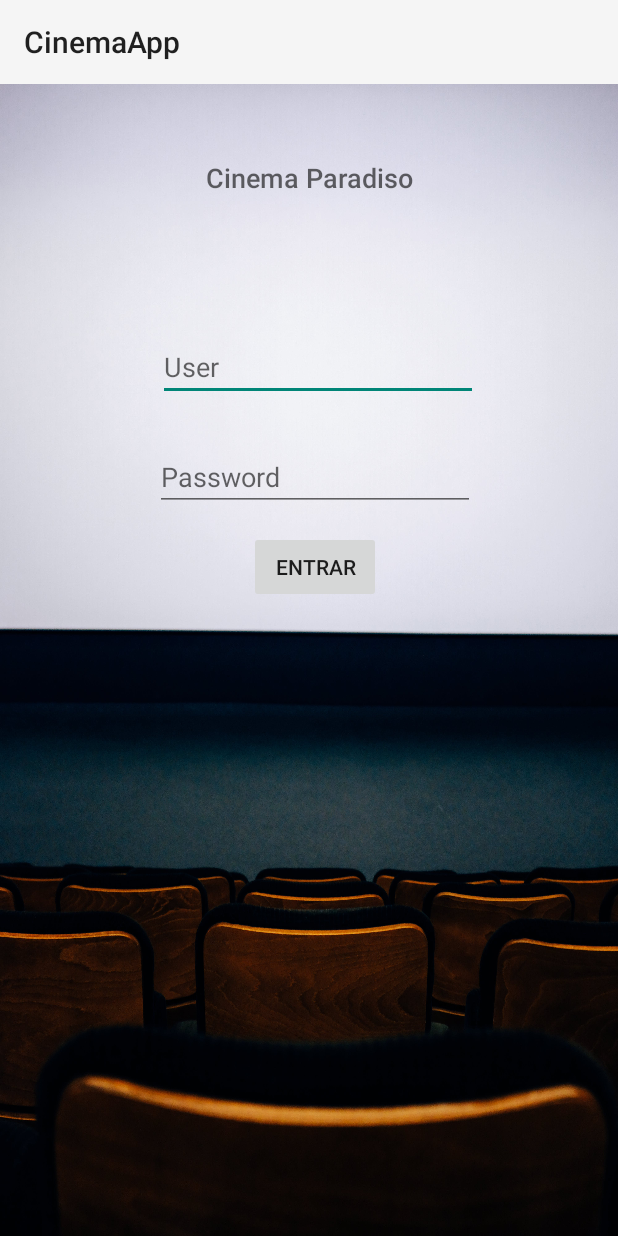
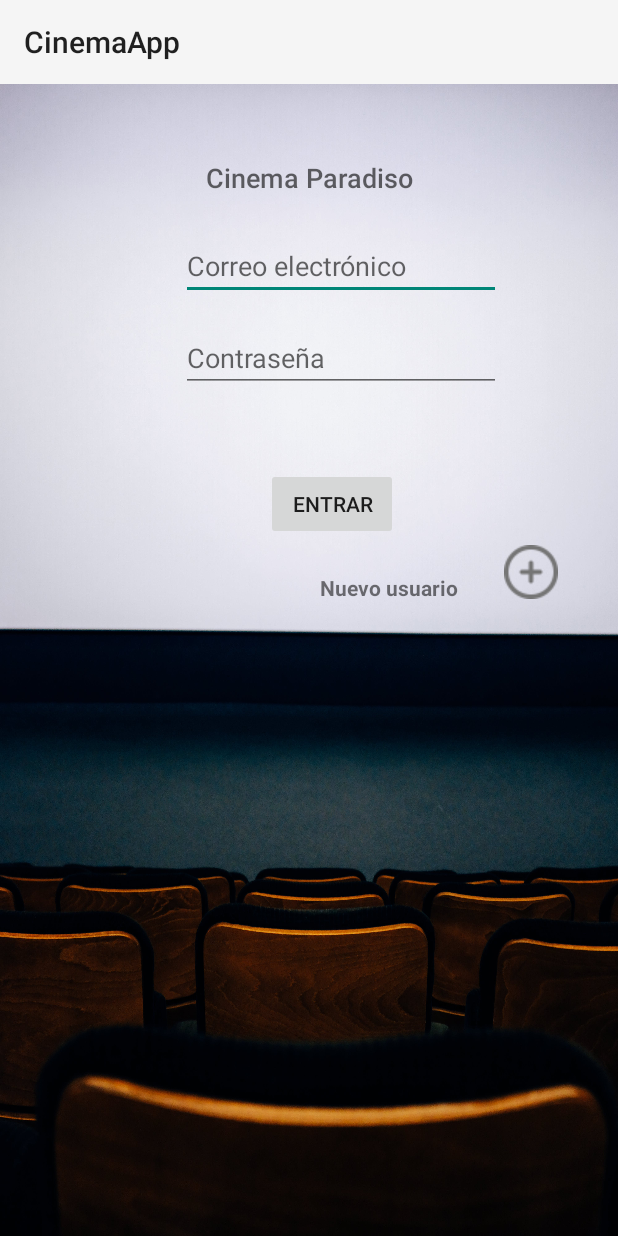
Before and after one commit to Ruslan-Developer/AndroidStudio_CinemaApp, an Android app: the screen it shows after launch (MainActivity), after a tap on "ENTRAR", on a phone screen of 412 x 824 dp. Run offline under Robolectric (Android 15) with nearby library versions, the light colour scheme and no system bars.

Commit message:
se añade bd login registro usuario

```diff
--- a/app/src/main/AndroidManifest.xml
+++ b/app/src/main/AndroidManifest.xml
@@ -12,6 +12,9 @@
         android:supportsRtl="true"
         android:theme="@style/Theme.CinemaApp"
         tools:targetApi="31">
+        <activity
+            android:name=".RegistroUsuario"
+            android:exported="false" />
         <activity
             android:name=".ResumenReserva"
             android:exported="false" />
--- /dev/null
+++ b/app/src/main/java/com/ruslan/salaCine/DatabaseHelper.java
@@ -0,0 +1,49 @@
+package com.ruslan.salaCine;
+
+import android.content.ContentValues;
+import android.content.Context;
+import android.database.Cursor;
+import android.database.sqlite.SQLiteDatabase;
+import android.database.sqlite.SQLiteOpenHelper;
+
+public class DatabaseHelper extends SQLiteOpenHelper {
+
+    private static final String DB_NAME = "CineApp.db";
+    private static final String TABLE_NAME = "usuarios";
+    private static final String  COL_EMAIL= "correo";
+    private static final String COL_PASS = "password";
+
+    public DatabaseHelper(Context context){
+        super(context, DB_NAME, null, 1);
+    }
+    @Override
+    public void onCreate(SQLiteDatabase db) {
+        db.execSQL("CREATE TABLE " + TABLE_NAME + " (" + COL_EMAIL + " TEXT PRIMARY KEY, " + COL_PASS + " TEXT)");
+    }
+
+    @Override
+    public void onUpgrade(SQLiteDatabase db, int oldVersion, int newVersion) {
+        db.execSQL(("DROP TABLE IF EXISTS " + TABLE_NAME));
+        onCreate(db);
+
+    }
+
+    public boolean agregarUsuario (String correo, String password) {
+        SQLiteDatabase db = this.getWritableDatabase();
+        ContentValues contentValues = new ContentValues();
+        contentValues.put(COL_EMAIL, correo);
+        contentValues.put(COL_PASS, password);
+        long resultado = db.insert(TABLE_NAME, null, contentValues);
+        return resultado != -1; // Si es -1, no se insertó el usuario en la base de datos
+    }
+
+    public boolean checkUsuario(String correo, String password) {
+        SQLiteDatabase db = this.getReadableDatabase();
+        Cursor cursor = db.rawQuery("SELECT * FROM " + TABLE_NAME + " WHERE " + COL_EMAIL + " =? AND " + COL_PASS + " =? ", new String[]{correo, password});
+        if (cursor.getCount() > 0) {
+            return true;
+        } else {
+            return false;
+        }
+    }
+}
--- a/app/src/main/java/com/ruslan/salaCine/MainActivity.java
+++ b/app/src/main/java/com/ruslan/salaCine/MainActivity.java
@@ -7,12 +7,15 @@ import android.os.Bundle;
 import android.view.View;
 import android.widget.Button;
 import android.widget.EditText;
+import android.widget.ImageButton;
 import android.widget.Toast;
 
 public class MainActivity extends AppCompatActivity {
 
     private EditText et_nombre, et_password;
     private Button bt_inicio;
+    private ImageButton bt_registro_usuario;
+    private DatabaseHelper db;
 
     @Override
     protected void onCreate(Bundle savedInstanceState) {
@@ -22,23 +25,30 @@ public class MainActivity extends AppCompatActivity {
         et_nombre = findViewById(R.id.et_nombre);
         et_password = findViewById(R.id.et_password);
         bt_inicio = findViewById(R.id.bt_entrar);
+        bt_registro_usuario = findViewById(R.id.btnAgregarUsuario);
+        db = new DatabaseHelper(this);
 
     }
 
     //Método que comprueba el usuario y contraseña introducidos
 
     public void comprobarLogin(View view){
-        if(et_nombre.getText().toString().equals("usuario")
-                && et_password.getText().toString().equals("password")
-                && !et_nombre.getText().toString().equals("")
-                && !et_password.getText().toString().equals("")){
-           Intent cambio = new Intent(this, SeleccionCine.class);
-              startActivity(cambio);
+        String email = et_nombre.getText().toString();
+        String password = et_password.getText().toString();
+
+        if(db.checkUsuario(email, password)){
+            Intent cambio = new Intent(this, SeleccionCine.class);
+            startActivity(cambio);
         }else{
             Toast mensajeError = Toast.makeText(this, "Usuario o contraseña incorrectos", Toast.LENGTH_SHORT);
             mensajeError.show();
-
-
         }
     }
+
+    //Método que lleva a la pantalla de registro de usuario
+
+    public void registroUsuario(View view){
+        Intent cambio = new Intent(this, RegistroUsuario.class);
+        startActivity(cambio);
+    }
 }
--- a/app/src/main/res/layout/activity_login.xml
+++ b/app/src/main/res/layout/activity_login.xml
@@ -11,10 +11,10 @@
         android:id="@+id/et_nombre"
         android:layout_width="wrap_content"
         android:layout_height="wrap_content"
-        android:layout_marginEnd="17dp"
-        android:layout_marginBottom="28dp"
+        android:layout_marginEnd="2dp"
+        android:layout_marginBottom="16dp"
         android:ems="10"
-        android:hint="User"
+        android:hint="Correo electrónico"
         android:inputType="text"
         app:layout_constraintBottom_toTopOf="@+id/et_password"
         app:layout_constraintEnd_toEndOf="@+id/tv_titulo"
@@ -24,13 +24,12 @@
         android:id="@+id/et_password"
         android:layout_width="wrap_content"
         android:layout_height="wrap_content"
-        android:layout_marginEnd="2dp"
-        android:layout_marginBottom="13dp"
+        android:layout_marginBottom="71dp"
         android:ems="10"
-        android:hint="Password"
+        android:hint="Contraseña"
         android:inputType="textPassword"
-        app:layout_constraintBottom_toTopOf="@+id/bt_entrar"
-        app:layout_constraintEnd_toEndOf="@+id/et_nombre"
+        app:layout_constraintBottom_toTopOf="@+id/btnAgregarUsuario"
+        app:layout_constraintStart_toStartOf="@+id/et_nombre"
         app:layout_constraintTop_toBottomOf="@+id/et_nombre" />
 
     <TextView
@@ -40,13 +39,13 @@
         android:layout_marginStart="76dp"
         android:layout_marginTop="50dp"
         android:layout_marginEnd="76dp"
-        android:layout_marginBottom="34dp"
+        android:layout_marginBottom="157dp"
         android:focusable="auto"
         android:fontFamily="sans-serif-medium"
         android:text="Cinema Paradiso"
         android:textAlignment="center"
         android:textAppearance="@style/TextAppearance.AppCompat.Medium"
-        app:layout_constraintBottom_toTopOf="@+id/et_nombre"
+        app:layout_constraintBottom_toTopOf="@+id/bt_entrar"
         app:layout_constraintEnd_toEndOf="parent"
         app:layout_constraintStart_toStartOf="parent"
         app:layout_constraintTop_toTopOf="parent" />
@@ -55,12 +54,44 @@
         android:id="@+id/bt_entrar"
         android:layout_width="wrap_content"
         android:layout_height="wrap_content"
-        android:layout_marginBottom="422dp"
+        android:layout_marginStart="177dp"
+        android:layout_marginEnd="55dp"
+        android:layout_marginBottom="22dp"
         android:onClick="comprobarLogin"
         android:text="Entrar"
+        app:layout_constraintBottom_toTopOf="@+id/textView32"
+        app:layout_constraintEnd_toStartOf="@+id/btnAgregarUsuario"
+        app:layout_constraintStart_toStartOf="parent"
+        app:layout_constraintTop_toBottomOf="@+id/tv_titulo" />
+
+    <TextView
+        android:id="@+id/textView32"
+        android:layout_width="106dp"
+        android:layout_height="0dp"
+        android:layout_marginStart="91dp"
+        android:layout_marginEnd="91dp"
+        android:layout_marginBottom="394dp"
+        android:foregroundGravity="center"
+        android:text="Nuevo usuario"
+        android:textStyle="bold"
         app:layout_constraintBottom_toBottomOf="parent"
-        app:layout_constraintEnd_toEndOf="@+id/et_password"
+        app:layout_constraintEnd_toEndOf="parent"
         app:layout_constraintStart_toStartOf="@+id/et_password"
-        app:layout_constraintTop_toBottomOf="@+id/et_password" />
+        app:layout_constraintTop_toBottomOf="@+id/bt_entrar" />
+
+    <ImageButton
+        android:id="@+id/btnAgregarUsuario"
+        android:layout_width="0dp"
+        android:layout_height="0dp"
+        android:layout_marginEnd="25dp"
+        android:layout_marginBottom="394dp"
+        android:background="@android:color/transparent"
+        android:onClick="registroUsuario"
+        android:tint="?android:attr/statusBarColor"
+        app:layout_constraintBottom_toBottomOf="parent"
+        app:layout_constraintEnd_toEndOf="parent"
+        app:layout_constraintStart_toEndOf="@+id/bt_entrar"
+        app:layout_constraintTop_toBottomOf="@+id/et_password"
+        app:srcCompat="@drawable/agregarsmall" />
 
 </androidx.constraintlayout.widget.ConstraintLayout>
--- a/app/src/main/res/layout/activity_sala_cine_zaratan.xml
+++ b/app/src/main/res/layout/activity_sala_cine_zaratan.xml
@@ -120,6 +120,7 @@
                     android:id="@+id/chip32"
                     android:layout_width="wrap_content"
                     android:layout_height="wrap_content"
+                    android:onClick="cambiarPantallaReservaAsiento"
                     android:text="18:50"
                     android:textColor="@color/white"
                     app:chipBackgroundColor="@color/design_default_color_primary"
@@ -129,6 +130,7 @@
                     android:id="@+id/chip33"
                     android:layout_width="wrap_content"
                     android:layout_height="wrap_content"
+                    android:onClick="cambiarPantallaReservaAsiento"
                     android:text="20:20"
                     android:textColor="@color/white"
                     app:chipBackgroundColor="@color/design_default_color_primary" />
@@ -137,6 +139,7 @@
                     android:id="@+id/chip34"
                     android:layout_width="wrap_content"
                     android:layout_height="wrap_content"
+                    android:onClick="cambiarPantallaReservaAsiento"
                     android:text="21:55"
                     android:textColor="@color/white"
                     app:chipBackgroundColor="@color/design_default_color_primary" />
```
Also changed, not shown: app/src/main/java/com/ruslan/salaCine/RegistroUsuario.java (added, +64 -0 lines), app/src/main/java/com/ruslan/salaCine/SalaCineZaratan.java (+12 -3 lines), app/src/main/res/layout/activity_registro_usuario.xml (added, +107 -0 lines), app/src/main/res/drawable/agregarsmall.png (added).
